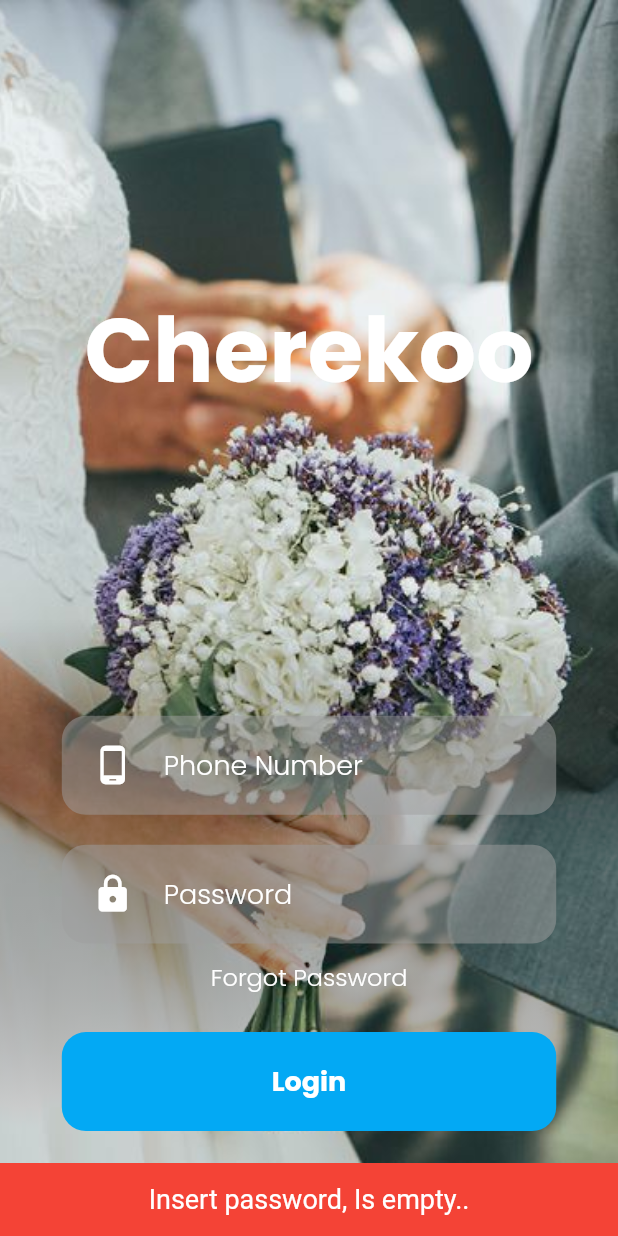
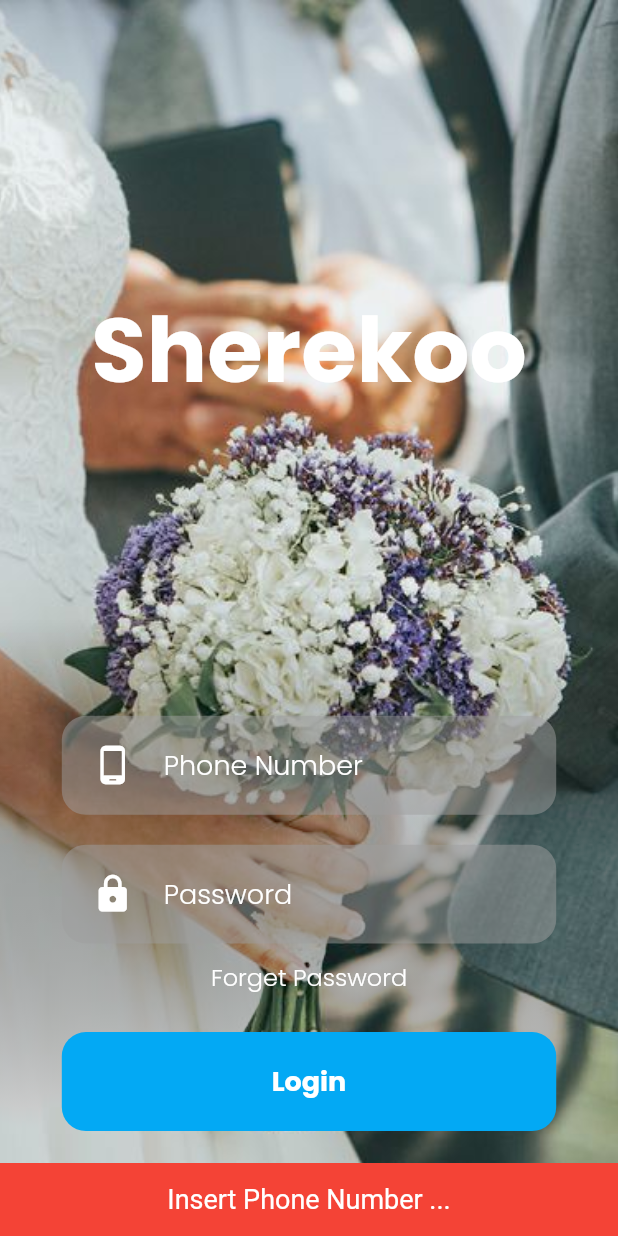
Before and after one commit to nevilly/sherekoo, a Flutter app: the screen it shows after launch, after a tap on "Login", on a phone screen of 412 x 824 dp. Run offline on Flutter 3.47's test engine with Material 2 defaults, Android fonts, the phone set to English and light mode, and no system bars; our stand-ins replace curved_navigation_bar, image_cropper, image_picker, share_plus, shared_preferences and 2 more; missing offline and left inert: dart:ffi, image_watermark; accounts and stored records are empty; network calls fail.

Commit message:
loginPage: add Local Dictionary on LoginPage , Done

```diff
--- a/lib/model/profileMode.dart
+++ b/lib/model/profileMode.dart
@@ -39,7 +39,7 @@ class User {
         email: json['email'] ?? "",
         gender: json['gender'] ?? "",
         address: json['address'] ?? "",
-        isCurrentUser: json['isCurrentUser'].toString(),
+        isCurrentUser: json['isCurrentUser'] ?? '',
         role: json['role'] ?? "",
         meritalStatus: json['merital_status'] ?? "",
         bio: json['bio'] ?? "");
--- a/lib/screens/accounts/login.dart
+++ b/lib/screens/accounts/login.dart
@@ -3,6 +3,7 @@ import 'package:flutter/scheduler.dart';
 import 'package:sherekoo/screens/profile/profile.dart';
 import '../../model/authentication/loginModel.dart';
 import '../../model/profileMode.dart';
+import '../../util/Locale.dart';
 import '../../util/Preferences.dart';
 import '../../util/pallets.dart';
 import '../../util/util.dart';
@@ -19,7 +20,7 @@ class LoginPage extends StatefulWidget {
 }
 
 class _LoginPageState extends State<LoginPage> {
-   bool isSwahili = false, isVisibleDrawer = true, r = false;
+  bool isSwahili = false, isVisibleDrawer = true, r = false;
   final Preferences _preferences = Preferences();
   String u = '';
   bool isLoggedIn = false;
@@ -36,7 +37,10 @@ class _LoginPageState extends State<LoginPage> {
       email: '',
       firstname: '',
       lastname: '',
-      isCurrentUser: '', address: '', bio: '', meritalStatus: '');
+      isCurrentUser: '',
+      address: '',
+      bio: '',
+      meritalStatus: '');
 
   @override
   void initState() {
@@ -96,13 +100,13 @@ class _LoginPageState extends State<LoginPage> {
                 ModalRoute.withName('/'));
           });
         } else {
-          infoError("System Error, Wrong password or phone number..");
+          infoError(OLocale(false, 6).get());
         }
       } else {
-        infoError('Insert password, Is empty..');
+        infoError(OLocale(false, 7).get());
       }
     } else {
-      infoError('Insert password, Is empty..');
+      infoError(OLocale(false, 8).get());
     }
   }
 
@@ -117,11 +121,11 @@ class _LoginPageState extends State<LoginPage> {
           body: Column(
             mainAxisAlignment: MainAxisAlignment.center,
             children: [
-              const Flexible(
+              Flexible(
                 child: Center(
                   child: Text(
-                    'Cherekoo',
-                    style: TextStyle(
+                    OLocale(false, 0).get(),
+                    style: const TextStyle(
                         color: Colors.white,
                         fontSize: 60,
                         fontWeight: FontWeight.bold),
@@ -142,9 +146,9 @@ class _LoginPageState extends State<LoginPage> {
                       child: Center(
                         child: TextField(
                           controller: username,
-                          decoration: const InputDecoration(
+                          decoration: InputDecoration(
                             border: InputBorder.none,
-                            prefixIcon: Padding(
+                            prefixIcon: const Padding(
                               padding: EdgeInsets.symmetric(horizontal: 20.0),
                               child: Icon(
                                 Icons.phone_android,
@@ -152,7 +156,7 @@ class _LoginPageState extends State<LoginPage> {
                                 color: kWhite,
                               ),
                             ),
-                            hintText: 'Phone Number',
+                            hintText: OLocale(false, 1).get(),
                             hintStyle: kBodyText,
                           ),
                           // obscureText: true,
@@ -183,9 +187,9 @@ class _LoginPageState extends State<LoginPage> {
                       child: Center(
                         child: TextField(
                           controller: password,
-                          decoration: const InputDecoration(
+                          decoration: InputDecoration(
                             border: InputBorder.none,
-                            prefixIcon: Padding(
+                            prefixIcon: const Padding(
                               padding: EdgeInsets.symmetric(horizontal: 20.0),
                               child: Icon(
                                 Icons.lock,
@@ -193,7 +197,7 @@ class _LoginPageState extends State<LoginPage> {
                                 color: kWhite,
                               ),
                             ),
-                            hintText: 'Password',
+                            hintText: OLocale(false, 2).get(),
                             hintStyle: kBodyText,
                           ),
                           obscureText: true,
@@ -214,8 +218,8 @@ class _LoginPageState extends State<LoginPage> {
                   //forgot Password
                   GestureDetector(
                     onTap: () => Navigator.pushNamed(context, 'ForgotPassword'),
-                    child: const Text(
-                      'Forgot Password',
+                    child: Text(
+                      OLocale(false, 3).get(),
                       style: kBodyText_login,
                     ),
                   ),
@@ -238,7 +242,7 @@ class _LoginPageState extends State<LoginPage> {
                         getLogin();
                       },
                       child: Text(
-                        'Login',
+                        OLocale(false, 4).get(),
                         style: kBodyText.copyWith(fontWeight: FontWeight.bold),
                       ),
                     ),
@@ -255,8 +259,8 @@ class _LoginPageState extends State<LoginPage> {
                         builder: (BuildContext context) =>
                             const CreateNewAccount())),
                 child: Container(
-                  child: const Text(
-                    'Create New Account',
+                  child: Text(
+                    OLocale(false, 5).get(),
                     style: kBodyText_login,
                   ),
                   decoration: const BoxDecoration(
--- a/lib/util/Locale/English.dart
+++ b/lib/util/Locale/English.dart
@@ -5,16 +5,16 @@ class English {
   English(this.key) : super();
   final int key;
   List dictionary = [
-    "Sherekoo",
-    "",
-    "CONTINUE",
-    "",
-    "Biograph",
-    "",
-    "",
-    "Share",
-    "",
-    "",
+    "Sherekoo", // 1
+    "Phone Number",
+    "Password",
+    "Forget Password",
+    "Login", //5
+    "Create New Account",
+    "Wrong Phone number or Password..",
+    "Insert password... ",
+    "Insert Phone Number ...",
+    "", // 10
     'Change language',
     "",
     "",
--- a/lib/util/Locale/Swahili.dart
+++ b/lib/util/Locale/Swahili.dart
@@ -6,15 +6,15 @@ class Swahili {
   final int key;
   List dictionary = [
     "Sherekoo",
-    "",
-    "",
-    "",
-    "",
-    "",
-    "",
-    "",
-    "",
-    "",
+    "Sim namba",
+    "Nywila",
+    "Sahau Nywila",
+    "Ingia",     //5
+    "Akaunti mpya..?",
+    "Umekosea Simu namba au Nywila",
+    "Ingaza Nywila zako...",
+    "Ingaza Simu Namba zako...",
+    "",   // 10
     "Badili lugha",
     "",
     ""
```
